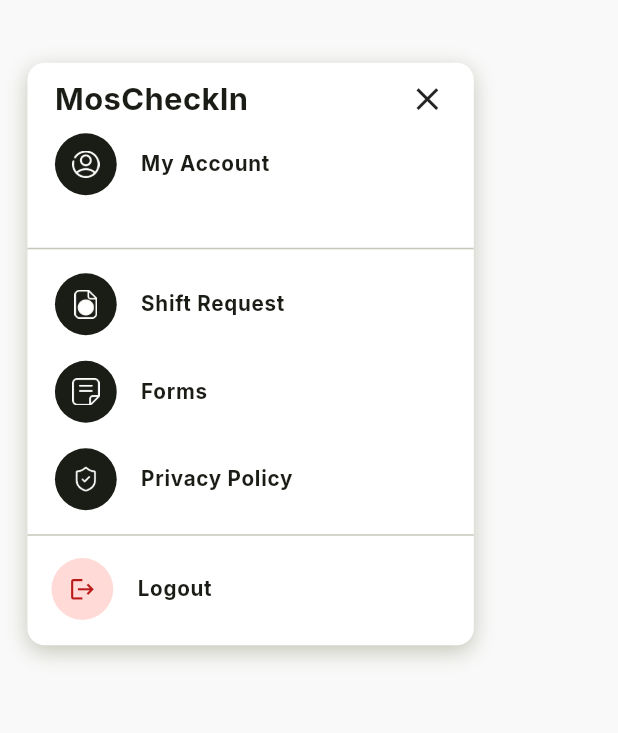
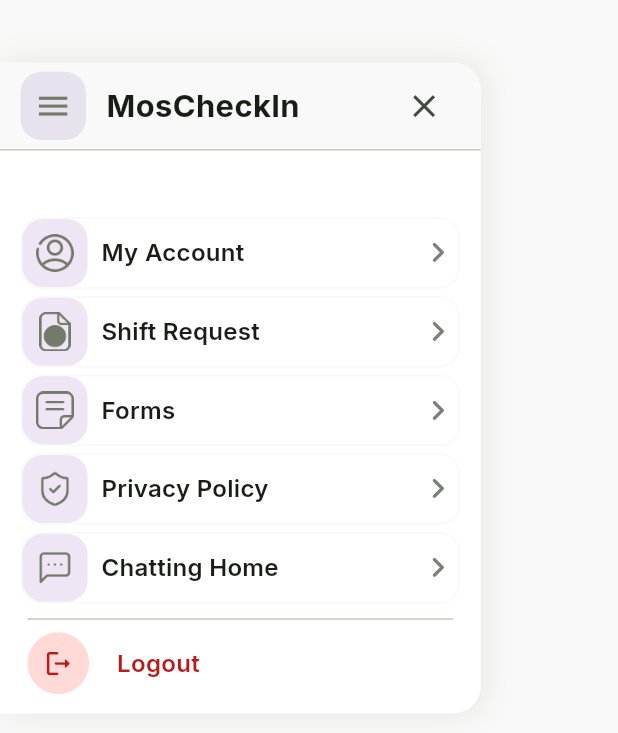
Before and after one commit to MOSTechGlobal/mos_checkin, a Flutter app: the MenuPopup widget shown alone on an empty page, opened directly, on a phone screen of 412 x 824 dp. Shown: the top 733 px of the screen. Run offline on Flutter 3.47's test engine with Material 3 defaults, Android fonts, the phone set to English and light mode, and no system bars; our stand-ins replace audioplayers, bloc, cached_network_image, cloud_firestore, emoji_picker_flutter, file_picker and 24 more; missing offline and left inert: alarm, new_version_plus, record, s3_storage, video_compress; accounts and stored records are empty; network calls fail.

Commit message:
chatting folder insert

```diff
--- a/lib/views/home_view/widgets/menu_popup.dart
+++ b/lib/views/home_view/widgets/menu_popup.dart
@@ -16,8 +16,7 @@ class MenuPopup extends StatefulWidget {
   State<MenuPopup> createState() => _MenuPopupState();
 }
 
-class _MenuPopupState extends State<MenuPopup>
-    with SingleTickerProviderStateMixin {
+class _MenuPopupState extends State<MenuPopup> with SingleTickerProviderStateMixin {
   late AnimationController _animationController;
   late Animation<Offset> _slideAnimation;
   late Animation<double> _fadeAnimation;
@@ -89,6 +88,11 @@ class _MenuPopupState extends State<MenuPopup>
   Widget build(BuildContext context) {
     return BackdropFilter(
       filter: ImageFilter.blur(sigmaX: 4, sigmaY: 4),
+      child: GestureDetector(
+        onTap: () {
+          _animationController.reverse().then((_) => Get.back());
+        },
+        behavior: HitTestBehavior.opaque,
         child: WillPopScope(
           onWillPop: () async {
             await _animationController.reverse();
@@ -97,7 +101,7 @@ class _MenuPopupState extends State<MenuPopup>
           child: Stack(
             children: [
               Align(
-              alignment: Alignment.topLeft, // Align to top-left
+                alignment: Alignment.topLeft,
                 child: SlideTransition(
                   position: _slideAnimation,
                   child: FadeTransition(
@@ -109,114 +113,94 @@ class _MenuPopupState extends State<MenuPopup>
             ],
           ),
         ),
+      ),
     );
   }
 
   Widget _buildMenu(BuildContext context) {
     final colorScheme = Theme.of(context).colorScheme;
 
-    return Material(
+    final menuItems = [
+      _MenuItem(
+        imagePath: 'assets/icons/account.png',
+        title: 'My Account',
+        onTap: () => _navigateAndClose(AppRoutes.account),
+      ),
+      _MenuItem(
+        imagePath: 'assets/icons/shift_req.png',
+        title: 'Shift Request',
+        onTap: () => _navigateAndClose(AppRoutes.shiftRequest),
+      ),
+      _MenuItem(
+        imagePath: 'assets/icons/forms.png',
+        title: 'Forms',
+        onTap: () => _navigateAndClose(AppRoutes.formView),
+      ),
+      _MenuItem(
+        imagePath: 'assets/icons/privacy.png',
+        title: 'Privacy Policy',
+        onTap: () => _navigateAndClose(AppRoutes.privacy),
+      ),
+      _MenuItem(
+        imagePath: 'assets/icons/chatting.png',
+        title: 'Chatting Home',
+        onTap: () => _navigateAndClose(AppRoutes.chattingHome),
+      ),
+    ];
+
+    return GestureDetector(
+      onTap: () {},
+      child: Material(
         color: Colors.transparent,
         child: Container(
-        width: 260.w,
+          width: 280.w,
           decoration: BoxDecoration(
             color: colorScheme.onPrimary,
-          borderRadius: BorderRadius.circular(10.r),
+            borderRadius: BorderRadius.only(
+              topRight: Radius.circular(16.r),
+              bottomRight: Radius.circular(16.r),
+            ),
             boxShadow: [
               BoxShadow(
-              color: colorScheme.outlineVariant,
-              blurRadius: 10.r,
-              offset: const Offset(0, 4),
+                color: colorScheme.outlineVariant.withOpacity(0.3),
+                blurRadius: 15.r,
+                spreadRadius: 2.r,
+                offset: const Offset(2, 0),
               ),
             ],
           ),
-        margin: EdgeInsets.only(left: 16.w, top: 35.h, bottom: 16.h), // Adjusted margin for left
+          margin: EdgeInsets.only(top: 35.h, bottom: 16.h),
           child: SingleChildScrollView(
+            physics: const BouncingScrollPhysics(),
             child: Column(
               mainAxisSize: MainAxisSize.min,
               crossAxisAlignment: CrossAxisAlignment.start,
               children: [
-              SizedBox(height: 8.h),
                 _buildPopupHeader(context),
-              _buildMenuItem(
-                context,
-                _MenuItem(
-                  imagePath: 'assets/icons/account.png',
-                  title: "My Account",
-                  onTap: () => _navigateAndClose(AppRoutes.account),
-                ),
-              ),
+                const Divider(height: 1, thickness: 1),
                 Padding(
-                padding: EdgeInsets.symmetric(horizontal: 16.w),
+                  padding: EdgeInsets.symmetric(horizontal: 16.w, vertical: 8.h),
                   child: Obx(() => Text(
                     homeController.userEmail.value.isNotEmpty
                         ? homeController.userEmail.value
                         : '$user',
                     style: TextStyle(
-                    fontSize: 12.sp,
+                      fontSize: 14.sp,
                       fontWeight: FontWeight.w500,
                       color: colorScheme.onSurface,
                     ),
                     overflow: TextOverflow.ellipsis,
                   )),
                 ),
-              const Divider(),
-              _buildMenuItem(
-                context,
-                _MenuItem(
-                  imagePath: 'assets/icons/shift_req.png',
-                  title: "Shift Request",
-                  onTap: () => _navigateAndClose(AppRoutes.shiftRequest),
+                ...menuItems.map((item) => _buildMenuItem(context, item)),
+                Padding(
+                  padding: EdgeInsets.symmetric(horizontal: 16.w),
+                  child: const Divider(),
                 ),
+                _buildLogoutTile(context),
+                SizedBox(height: 10.h),
+              ],
             ),
-              _buildMenuItem(
-                context,
-                _MenuItem(
-                  imagePath: 'assets/icons/forms.png',
-                  title: "Forms",
-                  onTap: () => _navigateAndClose(AppRoutes.formView),
-                ),
-              ),
-              _buildMenuItem(
-                context,
-                _MenuItem(
-                  imagePath: 'assets/icons/privacy.png',
-                  title: "Privacy Policy",
-                  onTap: () => _navigateAndClose(AppRoutes.privacy),
-                ),
-              ),
-              const Divider(),
-              ListTile(
-                leading: Container(
-                  width: 36.w,
-                  height: 36.h,
-                  padding: EdgeInsets.all(5.w),
-                  decoration: BoxDecoration(
-                    color: colorScheme.errorContainer,
-                    shape: BoxShape.circle,
-                  ),
-                  child: Center(
-                    child: Icon(
-                      Icons.logout,
-                      size: 16.sp,
-                      color: colorScheme.error,
-                    ),
-                  ),
-                ),
-                title: Text(
-                  'Logout',
-                  style: TextStyle(
-                    fontSize: 12.sp,
-                    fontWeight: FontWeight.bold,
-                    color: colorScheme.onSurface,
-                  ),
-                ),
-                onTap: () {
-                  showLogoutDialog(context, colorScheme);
-                },
-              ),
-              SizedBox(height: 8.h),
-            ],
           ),
         ),
       ),
@@ -224,24 +208,53 @@ class _MenuPopupState extends State<MenuPopup>
   }
 
   Widget _buildPopupHeader(BuildContext context) {
-    return Padding(
-      padding: EdgeInsets.symmetric(horizontal: 16.w),
+    final colorScheme = Theme.of(context).colorScheme;
+    return Container(
+      padding: EdgeInsets.symmetric(horizontal: 12.w, vertical: 4.h),
+      decoration: BoxDecoration(
+        color: colorScheme.surface,
+        borderRadius: BorderRadius.only(
+          topRight: Radius.circular(16.r),
+        ),
+      ),
       child: Row(
         mainAxisAlignment: MainAxisAlignment.spaceBetween,
         children: [
+          Row(
+            children: [
+              Container(
+                width: 38.w,
+                height: 38.h,
+                decoration: BoxDecoration(
+                  color: colorScheme.primary.withOpacity(0.1),
+                  borderRadius: BorderRadius.circular(12.r),
+                ),
+                child: Icon(
+                  Icons.menu,
+                  size: 22.sp,
+                  color: colorScheme.outline,
+                ),
+              ),
+              SizedBox(width: 12.w),
               Text(
                 'MosCheckIn',
                 style: TextStyle(
                   fontSize: 18.sp,
                   fontWeight: FontWeight.bold,
-              color: Theme.of(context).colorScheme.onSurface,
+                  color: colorScheme.onSurface,
                 ),
               ),
-          GestureDetector(
-            onTap: () {
+            ],
+          ),
+          IconButton(
+            onPressed: () {
               _animationController.reverse().then((_) => Get.back());
             },
-            child: Icon(Icons.close, size: 22.sp),
+            icon: Icon(Icons.close, size: 22.sp),
+            style: IconButton.styleFrom(
+              backgroundColor: colorScheme.surfaceVariant,
+              padding: EdgeInsets.all(8.r),
+            ),
           ),
         ],
       ),
@@ -250,36 +263,116 @@ class _MenuPopupState extends State<MenuPopup>
 
   Widget _buildMenuItem(BuildContext context, _MenuItem item) {
     final colorScheme = Theme.of(context).colorScheme;
-    return ListTile(
-      dense: true,
-      visualDensity: const VisualDensity(horizontal: 0, vertical: -1),
-      contentPadding: EdgeInsets.symmetric(horizontal: 16.w, vertical: 6.h),
-      leading: Container(
+    return Material(
+      color: Colors.transparent,
+      child: InkWell(
+        onTap: item.onTap,
+        borderRadius: BorderRadius.circular(12.r),
+        splashColor: colorScheme.primary.withOpacity(0.1),
+        highlightColor: colorScheme.primary.withOpacity(0.05),
+        child: Container(
+          margin: EdgeInsets.symmetric(horizontal: 12.w, vertical: 2.h),
+          decoration: BoxDecoration(
+            borderRadius: BorderRadius.circular(12.r),
+            color: Colors.transparent,
+            border: Border.all(
+              color: colorScheme.surfaceContainerHighest,
+              width: 1.w,
+            ),
+            boxShadow: [
+              BoxShadow(
+                color: colorScheme.surface.withOpacity(0.05),
+                spreadRadius: 1.r,
+                blurRadius: 3.r,
+                offset: const Offset(0, 1),
+              ),
+            ],
+          ),
+          child: Row(
+            children: [
+              Container(
+                width: 38.w,
+                height: 38.h,
+                decoration: BoxDecoration(
+                  color: colorScheme.primary.withOpacity(0.1),
+                  borderRadius: BorderRadius.circular(12.r),
+                ),
+                padding: EdgeInsets.all(8.r),
+                child: Center(
+                  child: Image.asset(
+                    item.imagePath,
+                    width: 22.w,
+                    height: 22.h,
+                    fit: BoxFit.contain,
+                    color: colorScheme.outline,
+                  ),
+                ),
+              ),
+              SizedBox(width: 8.w),
+              Expanded(
+                child: Text(
+                  item.title,
+                  style: TextStyle(
+                    fontSize: 14.sp,
+                    fontWeight: FontWeight.w600,
+                    color: colorScheme.onSurface,
+                    letterSpacing: 0.2,
+                  ),
+                ),
+              ),
+              Icon(
+                Icons.chevron_right_rounded,
+                size: 24.sp,
+                color: colorScheme.onSurfaceVariant.withOpacity(0.7),
+              ),
+            ],
+          ),
+        ),
+      ),
+    );
+  }
+
+  Widget _buildLogoutTile(BuildContext context) {
+    final colorScheme = Theme.of(context).colorScheme;
+    return Material(
+      color: Colors.transparent,
+      child: InkWell(
+        onTap: () => showLogoutDialog(context, colorScheme),
+        borderRadius: BorderRadius.circular(8.r),
+        splashColor: colorScheme.error.withOpacity(0.1),
+        highlightColor: colorScheme.error.withOpacity(0.05),
+        child: Padding(
+          padding: EdgeInsets.symmetric(horizontal: 16.w),
+          child: Row(
+            children: [
+              Container(
                 width: 36.w,
                 height: 36.h,
                 decoration: BoxDecoration(
-          color: colorScheme.onSurface,
+                  color: colorScheme.errorContainer,
                   shape: BoxShape.circle,
                 ),
                 child: Center(
-          child: Image.asset(
-            item.imagePath,
-            width: 16.w,
-            height: 16.h,
-            fit: BoxFit.contain,
-            color: colorScheme.onPrimary,
+                  child: Icon(
+                    Icons.logout_rounded,
+                    size: 18.sp,
+                    color: colorScheme.error,
                   ),
                 ),
               ),
-      title: Text(
-        item.title,
+              SizedBox(width: 16.w),
+              Text(
+                'Logout',
                 style: TextStyle(
-          fontSize: 12.sp,
-          fontWeight: FontWeight.bold,
-          color: colorScheme.onSurface,
+                  fontSize: 14.sp,
+                  fontWeight: FontWeight.w600,
+                  color: colorScheme.error,
                 ),
               ),
-      onTap: item.onTap,
+            ],
+          ),
+        ),
+      ),
     );
   }
 }
```
Also changed, not shown: assets/icons/chatting.png (added). Lines whose indentation alone changed are shown as unchanged.
